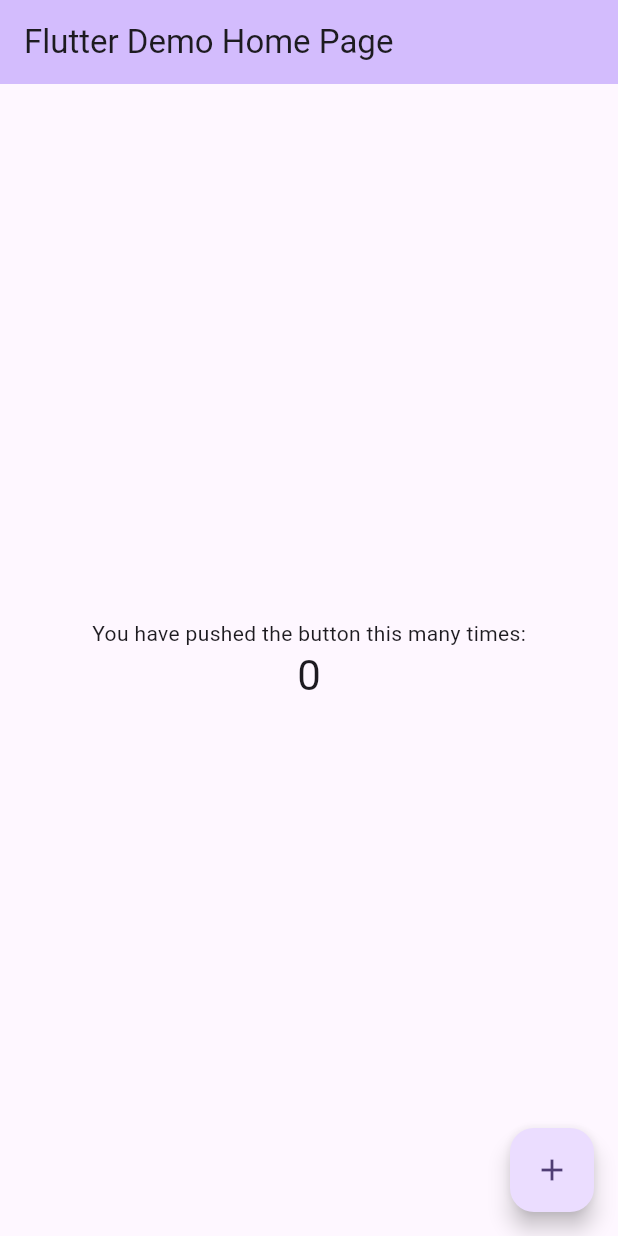
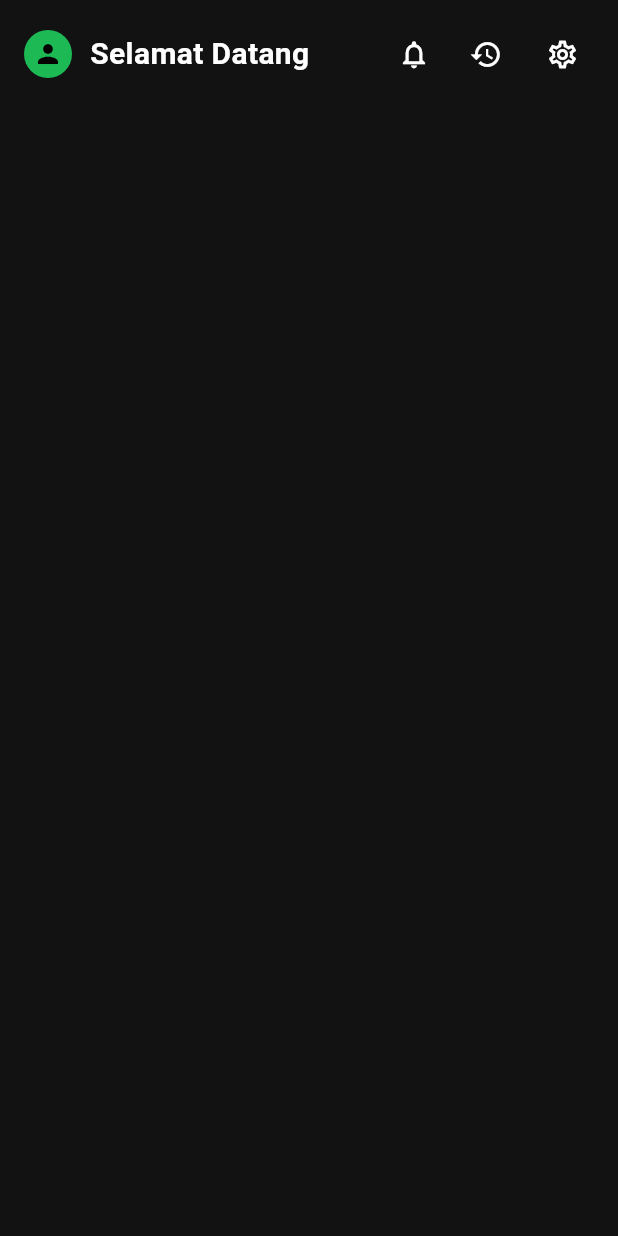
Before and after one commit to Josephineasn/Project-Mobile-Programming-UTS_Kelompok2, a Flutter app: the screen it shows after launch, on a phone screen of 412 x 824 dp. Run offline on Flutter 3.47's test engine with Material 3 defaults, Android fonts, the phone set to English and light mode, and no system bars.

Commit message:
membuat header selammat datang

```diff
--- a/lib/main.dart
+++ b/lib/main.dart
@@ -1,4 +1,5 @@
 import 'package:flutter/material.dart';
+import 'screens/home_screen.dart';
 
 void main() {
   runApp(const MyApp());
@@ -7,116 +8,16 @@ void main() {
 class MyApp extends StatelessWidget {
   const MyApp({super.key});
 
-  // This widget is the root of your application.
   @override
   Widget build(BuildContext context) {
     return MaterialApp(
-      title: 'Flutter Demo',
+      debugShowCheckedModeBanner: false,
+      title: 'Spotify Clone',
       theme: ThemeData(
-        // This is the theme of your application.
-        //
-        // TRY THIS: Try running your application with "flutter run". You'll see
-        // the application has a purple toolbar. Then, without quitting the app,
-        // try changing the seedColor in the colorScheme below to Colors.green
-        // and then invoke "hot reload" (save your changes or press the "hot
-        // reload" button in a Flutter-supported IDE, or press "r" if you used
-        // the command line to start the app).
-        //
-        // Notice that the counter didn't reset back to zero; the application
-        // state is not lost during the reload. To reset the state, use hot
-        // restart instead.
-        //
-        // This works for code too, not just values: Most code changes can be
-        // tested with just a hot reload.
-        colorScheme: .fromSeed(seedColor: Colors.deepPurple),
+        brightness: Brightness.dark,
+        scaffoldBackgroundColor: const Color(0xFF121212),
       ),
-      home: const MyHomePage(title: 'Flutter Demo Home Page'),
+      home: const HomeScreen(),
     );
   }
 }
-
-class MyHomePage extends StatefulWidget {
-  const MyHomePage({super.key, required this.title});
-
-  // This widget is the home page of your application. It is stateful, meaning
-  // that it has a State object (defined below) that contains fields that affect
-  // how it looks.
-
-  // This class is the configuration for the state. It holds the values (in this
-  // case the title) provided by the parent (in this case the App widget) and
-  // used by the build method of the State. Fields in a Widget subclass are
-  // always marked "final".
-
-  final String title;
-
-  @override
-  State<MyHomePage> createState() => _MyHomePageState();
-}
-
-class _MyHomePageState extends State<MyHomePage> {
-  int _counter = 0;
-
-  void _incrementCounter() {
-    setState(() {
-      // This call to setState tells the Flutter framework that something has
-      // changed in this State, which causes it to rerun the build method below
-      // so that the display can reflect the updated values. If we changed
-      // _counter without calling setState(), then the build method would not be
-      // called again, and so nothing would appear to happen.
-      _counter++;
-    });
-  }
-
-  @override
-  Widget build(BuildContext context) {
-    // This method is rerun every time setState is called, for instance as done
-    // by the _incrementCounter method above.
-    //
-    // The Flutter framework has been optimized to make rerunning build methods
-    // fast, so that you can just rebuild anything that needs updating rather
-    // than having to individually change instances of widgets.
-    return Scaffold(
-      appBar: AppBar(
-        // TRY THIS: Try changing the color here to a specific color (to
-        // Colors.amber, perhaps?) and trigger a hot reload to see the AppBar
-        // change color while the other colors stay the same.
-        backgroundColor: Theme.of(context).colorScheme.inversePrimary,
-        // Here we take the value from the MyHomePage object that was created by
-        // the App.build method, and use it to set our appbar title.
-        title: Text(widget.title),
-      ),
-      body: Center(
-        // Center is a layout widget. It takes a single child and positions it
-        // in the middle of the parent.
-        child: Column(
-          // Column is also a layout widget. It takes a list of children and
-          // arranges them vertically. By default, it sizes itself to fit its
-          // children horizontally, and tries to be as tall as its parent.
-          //
-          // Column has various properties to control how it sizes itself and
-          // how it positions its children. Here we use mainAxisAlignment to
-          // center the children vertically; the main axis here is the vertical
-          // axis because Columns are vertical (the cross axis would be
-          // horizontal).
-          //
-          // TRY THIS: Invoke "debug painting" (choose the "Toggle Debug Paint"
-          // action in the IDE, or press "p" in the console), to see the
-          // wireframe for each widget.
-          mainAxisAlignment: .center,
-          children: [
-            const Text('You have pushed the button this many times:'),
-            Text(
-              '$_counter',
-              style: Theme.of(context).textTheme.headlineMedium,
-            ),
-          ],
-        ),
-      ),
-      floatingActionButton: FloatingActionButton(
-        onPressed: _incrementCounter,
-        tooltip: 'Increment',
-        child: const Icon(Icons.add),
-      ),
-    );
-  }
-}
--- a/lib/screens/home_screen.dart
+++ b/lib/screens/home_screen.dart
@@ -0,0 +1,22 @@
+import 'package:flutter/material.dart';
+import '../core/app_colors.dart';
+import '../widgets/home/header_greeting.dart';
+
+class HomeScreen extends StatelessWidget {
+const HomeScreen({super.key});
+
+@override
+    Widget build(BuildContext context) {
+    return Scaffold(
+        backgroundColor: AppColors.background,
+        body: SafeArea(
+        child: Column(
+        crossAxisAlignment: CrossAxisAlignment.start,
+        children: const [
+            HeaderGreetingWidget(salam: 'Selamat Datang'),
+        ],
+        ),
+        ),
+    );
+    }
+}
--- /dev/null
+++ b/lib/widgets/home/header_greeting.dart
@@ -0,0 +1,65 @@
+import 'package:flutter/material.dart';
+import '../../core/app_colors.dart';
+
+class HeaderGreetingWidget extends StatelessWidget {
+  final String salam;
+  final String? profileImageUrl;
+
+  const HeaderGreetingWidget({
+    super.key,
+    required this.salam,
+    this.profileImageUrl,
+  });
+
+  @override
+  Widget build(BuildContext context) {
+    return Padding(
+      padding: const EdgeInsets.symmetric(horizontal: 16.0, vertical: 12.0),
+      child: Row(
+        children: [
+          CircleAvatar(
+            radius: 16,
+            backgroundColor: AppColors.primaryGreen,
+            backgroundImage: profileImageUrl != null
+                ? NetworkImage(profileImageUrl!)
+                : null,
+            child: profileImageUrl == null
+                ? const Icon(Icons.person, size: 20, color: Colors.black)
+                : null,
+          ),
+          const SizedBox(width: 12),
+
+          Expanded(
+            child: Text(
+              salam,
+              style: const TextStyle(
+                color: AppColors.textWhite,
+                fontSize: 20,
+                fontWeight: FontWeight.bold,
+              ),
+            ),
+          ),
+
+          IconButton(
+            constraints: const BoxConstraints(),
+            padding: const EdgeInsets.symmetric(horizontal: 6),
+            icon: const Icon(Icons.notifications_none, color: AppColors.textWhite, size: 22),
+            onPressed: () {},
+          ),
+          IconButton(
+            constraints: const BoxConstraints(),
+            padding: const EdgeInsets.symmetric(horizontal: 6),
+            icon: const Icon(Icons.history, color: AppColors.textWhite, size: 22),
+            onPressed: () {},
+          ),
+          IconButton(
+            constraints: const BoxConstraints(),
+            padding: const EdgeInsets.only(left: 6),
+            icon: const Icon(Icons.settings_outlined, color: AppColors.textWhite, size: 22),
+            onPressed: () {},
+          ),
+        ],
+      ),
+    );
+  }
+}
```
